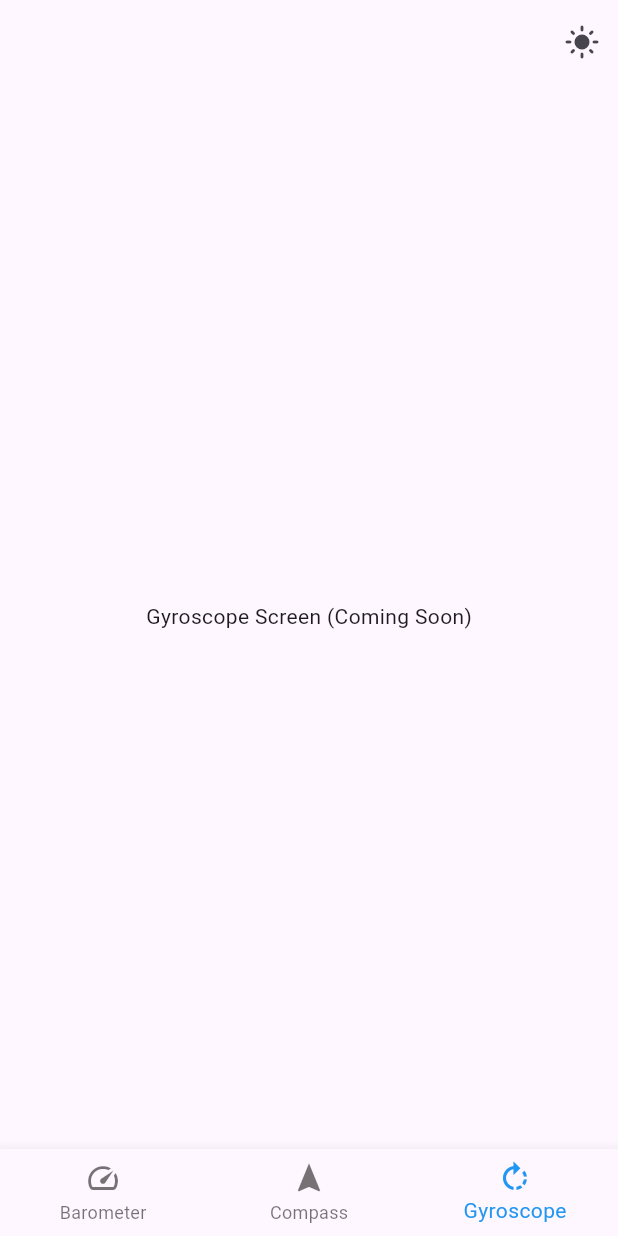
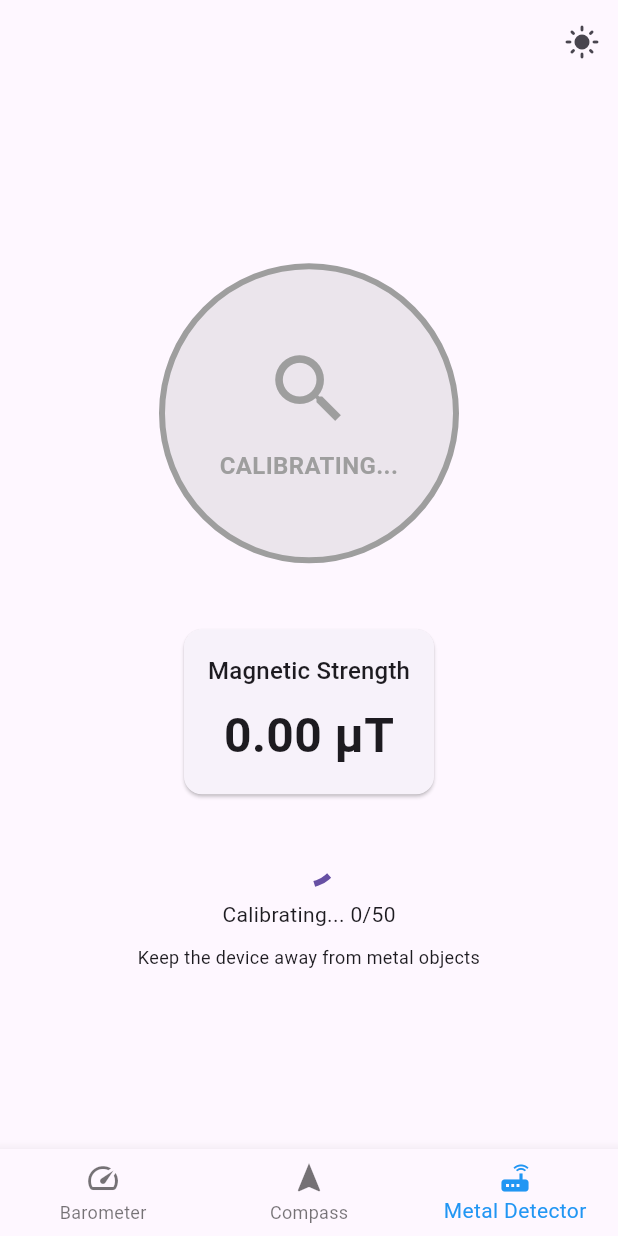
Before and after one commit to Trent-Fellbootman/android-barometer, a Flutter app: the screen it shows after launch, item 3 of the bottom bar chosen, on a phone screen of 412 x 824 dp. Run offline on Flutter 3.47's test engine with Material 3 defaults, Android fonts, the light colour scheme and no system bars; our stand-ins replace sensors_plus, vibration.

Commit message:
Add metal detector

```diff
--- a/lib/main.dart
+++ b/lib/main.dart
@@ -1,6 +1,7 @@
 import 'package:flutter/material.dart';
 import 'package:barometer/barometer_screen.dart';
 import 'package:barometer/compass_screen.dart';
+import 'package:barometer/metal_detector_screen.dart';
 
 void main() => runApp(const BarometerApp());
 
@@ -71,7 +72,7 @@
     _screens = [
       const BarometerScreen(),
       const CompassScreen(),
-      const Center(child: Text('Gyroscope Screen (Coming Soon)')),
+      const MetalDetectorScreen(),
     ];
   }
 
@@ -105,8 +106,8 @@
             label: 'Compass',
           ),
           BottomNavigationBarItem(
-            icon: Icon(Icons.rotate_right),
-            label: 'Gyroscope',
+            icon: Icon(Icons.router),
+            label: 'Metal Detector',
           ),
         ],
         currentIndex: _selectedIndex,
--- /dev/null
+++ b/lib/metal_detector_screen.dart
@@ -0,0 +1,282 @@
+import 'package:flutter/material.dart';
+import 'package:sensors_plus/sensors_plus.dart';
+import 'package:vibration/vibration.dart';
+import 'dart:async';
+import 'dart:math';
+
+class MetalDetectorScreen extends StatefulWidget {
+  const MetalDetectorScreen({super.key});
+
+  @override
+  State<MetalDetectorScreen> createState() => _MetalDetectorScreenState();
+}
+
+class _MetalDetectorScreenState extends State<MetalDetectorScreen> {
+  double? _magneticStrength;
+  double _baselineStrength = 0.0;
+  bool _isCalibrating = true;
+  bool _metalDetected = false;
+  final List<double> _recentReadings = [];
+  StreamSubscription<MagnetometerEvent>? _magnetometerSubscription;
+
+  // Detection parameters
+  static const int _calibrationSamples = 50;
+  static const double _detectionThreshold = 15.0; // μT above baseline
+  static const int _smoothingWindow = 5;
+
+  Timer? _vibrationTimer;
+  DateTime? _lastVibration;
+
+  @override
+  void initState() {
+    super.initState();
+    _startCalibration();
+  }
+
+  void _startCalibration() {
+    setState(() {
+      _isCalibrating = true;
+      _recentReadings.clear();
+    });
+
+    _magnetometerSubscription =
+        magnetometerEventStream(
+          samplingPeriod: SensorInterval.gameInterval, // 20ms updates (50Hz)
+        ).listen(
+          (MagnetometerEvent event) {
+            if (mounted) {
+              final strength = sqrt(
+                event.x * event.x + event.y * event.y + event.z * event.z,
+              );
+
+              if (_isCalibrating) {
+                _recentReadings.add(strength);
+
+                if (_recentReadings.length >= _calibrationSamples) {
+                  // Calculate baseline as average of calibration readings
+                  _baselineStrength =
+                      _recentReadings.reduce((a, b) => a + b) /
+                      _recentReadings.length;
+                  setState(() {
+                    _isCalibrating = false;
+                    _recentReadings.clear();
+                  });
+                }
+              } else {
+                // Add to smoothing window
+                _recentReadings.add(strength);
+                if (_recentReadings.length > _smoothingWindow) {
+                  _recentReadings.removeAt(0);
+                }
+
+                // Calculate smoothed strength
+                final smoothedStrength =
+                    _recentReadings.reduce((a, b) => a + b) /
+                    _recentReadings.length;
+                final deviation = smoothedStrength - _baselineStrength;
+
+                setState(() {
+                  _magneticStrength = smoothedStrength;
+                  _metalDetected = deviation > _detectionThreshold;
+                });
+
+                // Trigger vibration if metal detected
+                if (_metalDetected) {
+                  _triggerVibration(deviation);
+                }
+              }
+            }
+          },
+          onError: (e) {
+            debugPrint("Magnetometer error: $e");
+          },
+        );
+  }
+
+  void _triggerVibration(double deviation) async {
+    final now = DateTime.now();
+
+    // Limit vibration frequency to avoid overwhelming
+    if (_lastVibration != null &&
+        now.difference(_lastVibration!).inMilliseconds < 100) {
+      return;
+    }
+
+    _lastVibration = now;
+
+    // Check if vibration is available
+    bool? hasVibrator = await Vibration.hasVibrator();
+    if (hasVibrator == true) {
+      // Variable duration based on deviation strength
+      int duration = ((deviation / _detectionThreshold) * 200)
+          .clamp(50, 500)
+          .round();
+
+      Vibration.vibrate(duration: duration);
+    }
+  }
+
+  void _recalibrate() {
+    _startCalibration();
+  }
+
+  @override
+  void dispose() {
+    _magnetometerSubscription?.cancel();
+    _vibrationTimer?.cancel();
+    super.dispose();
+  }
+
+  Color _getDetectionColor(double? strength) {
+    if (strength == null || _isCalibrating) return Colors.grey;
+
+    final deviation = strength - _baselineStrength;
+    if (deviation < 5) return Colors.green;
+    if (deviation < 10) return Colors.yellow;
+    if (deviation < _detectionThreshold) return Colors.orange;
+    return Colors.red;
+  }
+
+  String _getDetectionText() {
+    if (_isCalibrating) return 'CALIBRATING...';
+    if (_metalDetected) return 'METAL DETECTED!';
+    return 'SCANNING...';
+  }
+
+  @override
+  Widget build(BuildContext context) {
+    final currentStrength = _magneticStrength ?? 0.0;
+    final deviation = _isCalibrating
+        ? 0.0
+        : currentStrength - _baselineStrength;
+    final detectionColor = _getDetectionColor(_magneticStrength);
+
+    return Padding(
+      padding: const EdgeInsets.all(20.0),
+      child: Column(
+        mainAxisAlignment: MainAxisAlignment.center,
+        children: [
+          // Status indicator
+          Container(
+            width: 200,
+            height: 200,
+            decoration: BoxDecoration(
+              shape: BoxShape.circle,
+              color: detectionColor.withOpacity(0.2),
+              border: Border.all(color: detectionColor, width: 4),
+            ),
+            child: Center(
+              child: Column(
+                mainAxisAlignment: MainAxisAlignment.center,
+                children: [
+                  Icon(
+                    _metalDetected ? Icons.warning : Icons.search,
+                    size: 60,
+                    color: detectionColor,
+                  ),
+                  const SizedBox(height: 10),
+                  Text(
+                    _getDetectionText(),
+                    style: TextStyle(
+                      fontSize: 16,
+                      fontWeight: FontWeight.bold,
+                      color: detectionColor,
+                    ),
+                    textAlign: TextAlign.center,
+                  ),
+                ],
+              ),
+            ),
+          ),
+
+          const SizedBox(height: 40),
+
+          // Magnetic strength display
+          Card(
+            child: Padding(
+              padding: const EdgeInsets.all(16.0),
+              child: Column(
+                children: [
+                  Text(
+                    'Magnetic Strength',
+                    style: Theme.of(context).textTheme.titleMedium,
+                  ),
+                  const SizedBox(height: 8),
+                  Text(
+                    '${currentStrength.toStringAsFixed(2)} μT',
+                    style: const TextStyle(
+                      fontSize: 32,
+                      fontWeight: FontWeight.bold,
+                    ),
+                  ),
+                  if (!_isCalibrating) ...[
+                    const SizedBox(height: 8),
+                    Text(
+                      'Baseline: ${_baselineStrength.toStringAsFixed(2)} μT',
+                      style: Theme.of(context).textTheme.bodySmall,
+                    ),
+                    Text(
+                      'Deviation: ${deviation >= 0 ? '+' : ''}${deviation.toStringAsFixed(2)} μT',
+                      style: TextStyle(
+                        color: deviation > _detectionThreshold
+                            ? Colors.red
+                            : Colors.green,
+                        fontWeight: FontWeight.bold,
+                      ),
+                    ),
+                  ],
+                ],
+              ),
+            ),
+          ),
+
+          const SizedBox(height: 20),
+
+          // Detection strength bar
+          if (!_isCalibrating) ...[
+            Text(
+              'Detection Level',
+              style: Theme.of(context).textTheme.titleMedium,
+            ),
+            const SizedBox(height: 10),
+            LinearProgressIndicator(
+              value: (deviation / (_detectionThreshold * 2)).clamp(0.0, 1.0),
+              backgroundColor: Colors.grey[300],
+              valueColor: AlwaysStoppedAnimation<Color>(detectionColor),
+              minHeight: 8,
+            ),
+            const SizedBox(height: 20),
+          ],
+
+          // Calibration progress or controls
+          if (_isCalibrating) ...[
+            const CircularProgressIndicator(),
+            const SizedBox(height: 10),
+            Text(
+              'Calibrating... ${_recentReadings.length}/$_calibrationSamples',
+              style: Theme.of(context).textTheme.bodyMedium,
+            ),
+            const SizedBox(height: 10),
+            const Text(
+              'Keep the device away from metal objects',
+              style: TextStyle(fontSize: 12),
+              textAlign: TextAlign.center,
+            ),
+          ] else ...[
+            ElevatedButton.icon(
+              onPressed: _recalibrate,
+              icon: const Icon(Icons.refresh),
+              label: const Text('Recalibrate'),
+            ),
+            const SizedBox(height: 10),
+            Text(
+              'Tip: Move the device slowly over surfaces to detect metal objects',
+              style: Theme.of(context).textTheme.bodySmall,
+              textAlign: TextAlign.center,
+            ),
+          ],
+        ],
+      ),
+    );
+  }
+}
--- a/pubspec.yaml
+++ b/pubspec.yaml
@@ -36,6 +36,7 @@
   cupertino_icons: ^1.0.8
   sensors_plus: ^6.1.1
   vector_math: ^2.1.4
+  vibration: ^3.1.3
 
 dev_dependencies:
   flutter_test:
```
Also changed, not shown: pubspec.lock, 1 other file.
